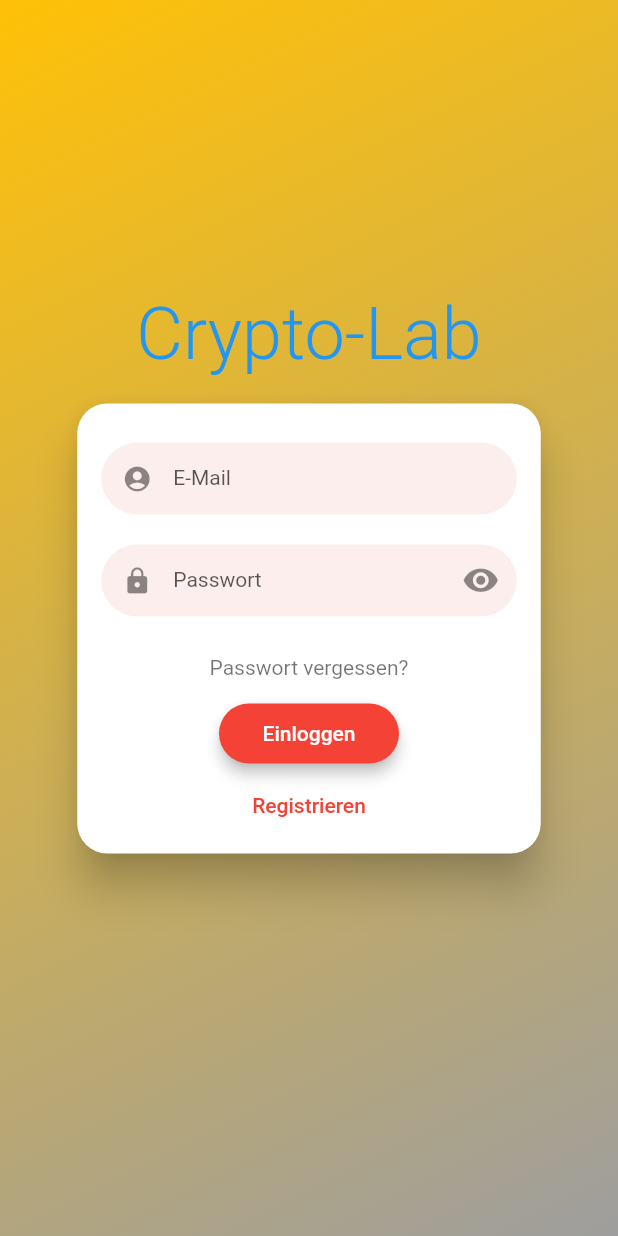
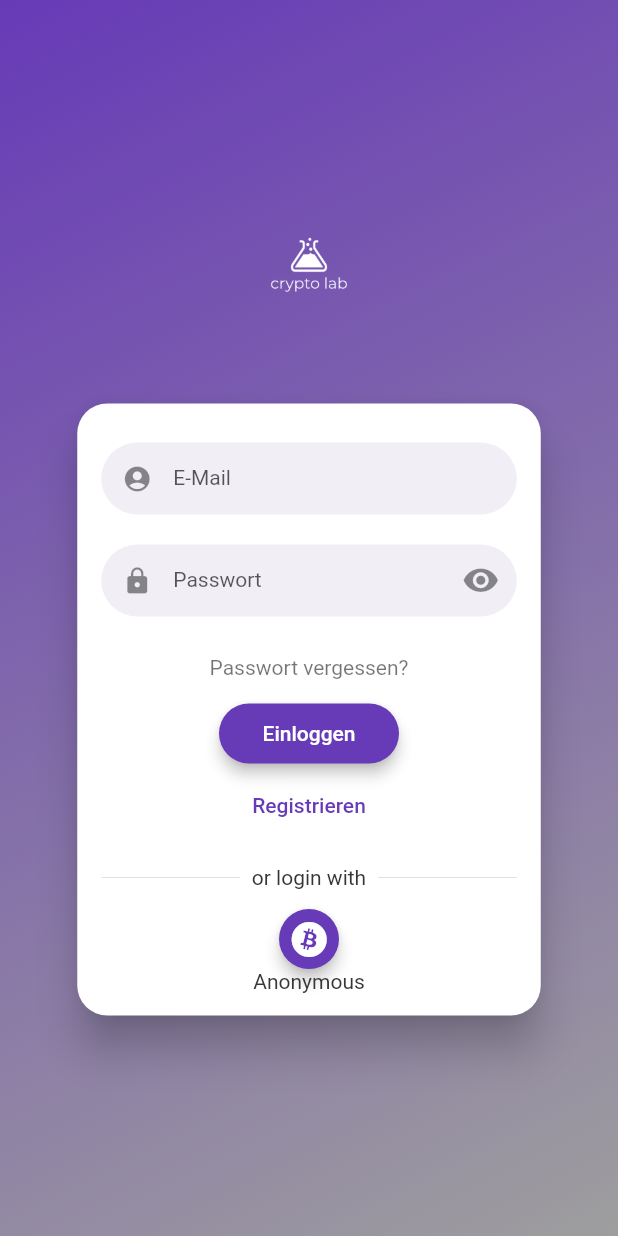
Before and after one commit to philBram/crypto_lab, a Flutter app: the screen it shows after launch, on a phone screen of 412 x 824 dp. Run offline on Flutter 3.47's test engine with Material 2 defaults, Android fonts, the phone set to English and light mode, and no system bars; drawn by our look-alikes of flutter_login; our stand-ins replace firebase_auth, firebase_core, font_awesome_flutter; accounts and stored records are empty; network calls fail.

Commit message:
anonymous login, recover password implemented, colorchange

```diff
--- a/lib/View/login/login_screen.dart
+++ b/lib/View/login/login_screen.dart
@@ -1,13 +1,10 @@
 import 'package:crypto_lab/Controller/route_manager.dart';
-import 'package:crypto_lab/View/crypto_lab_colors.dart';
 import 'package:crypto_lab/View/home/home_screen.dart';
-import 'package:firebase_core/firebase_core.dart';
 import 'package:flutter/cupertino.dart';
 import 'package:flutter/material.dart';
 import 'package:firebase_auth/firebase_auth.dart';
-import 'package:flutter/scheduler.dart';
 import 'package:flutter_login/flutter_login.dart';
-import 'package:crypto_lab/View/login/authentication_service.dart';
+import 'package:font_awesome_flutter/font_awesome_flutter.dart';
 
 class LoginScreen extends StatelessWidget {
   final FirebaseAuth _auth = FirebaseAuth.instance;
@@ -17,7 +14,8 @@ class LoginScreen extends StatelessWidget {
   @override
   Widget build(BuildContext context) {
     return FlutterLogin(
-      title: 'Crypto-Lab',
+      //title: 'Crypto-Lab',
+      logo: 'assets/images/logo_white.png',
       messages: LoginMessages(
           userHint: 'E-Mail',
           passwordHint: 'Passwort',
@@ -41,10 +39,10 @@ class LoginScreen extends StatelessWidget {
               'Der Code zur Authentifizierung wurde an Deine angegebene E-Mail verschickt. Bitte gebe den Code ein, um die Authentifizierung abzuschließen.',
           confirmSignupSuccess: ''),
       theme: LoginTheme(
-        accentColor: Colors.blue,
+        accentColor: Colors.yellow,
         pageColorDark: Colors.grey,
-        pageColorLight: Colors.amber,
-        primaryColor: Colors.red,
+        pageColorLight: Colors.deepPurple,
+        primaryColor: Colors.deepPurple,
       ),
       onLogin: (loginData) async {
         try {
@@ -79,9 +77,31 @@ class LoginScreen extends StatelessWidget {
           return ("Registrierung fehlgeschlagen: " + e.toString().replaceAll("Exception: ", ""));
         }
       },
-      onRecoverPassword: (email) {
-        // TODO
+      onRecoverPassword: (email) async {
+        await _auth.sendPasswordResetEmail(email: email);
       },
+      loginProviders: [
+        LoginProvider(
+          icon: FontAwesomeIcons.bitcoin,
+          label: 'Anonymous',
+          callback: () async{
+             await _auth.signInAnonymously();
+             ScaffoldMessenger.of(context).showSnackBar(
+               const SnackBar(
+                 content: Text("Registrierung erfolgreich!"),
+                 backgroundColor: Colors.green,
+               ),
+             );
+             Navigator.push(
+               context,
+               MaterialPageRoute(
+                 builder: (context) => HomeScreen(),
+               ),
+             );
+             return null;
+          }
+        )
+      ],
     );
   }
 
--- a/pubspec.yaml
+++ b/pubspec.yaml
@@ -38,10 +38,15 @@ dependencies:
   # The flutter_login package gives easy login functionalties
   flutter_login: ^3.0.0-beta.2
 
+  # Firebase
   firebase_core: ^1.10.2
   firebase_auth: ^3.3.0
   cloud_firestore: ^3.1.1
   flutter_signin_button: ^2.0.0
+
+  #The Font Awesome Icon pack available as Flutter Icons.
+  #Provides 1600 additional icons to use in your apps.
+  font_awesome_flutter: ^9.2.0
 
   #sign in loading screen not null safe apparently
   #modal_progress_hud: ^0.1.3
```
Also changed, not shown: pubspec.lock.
